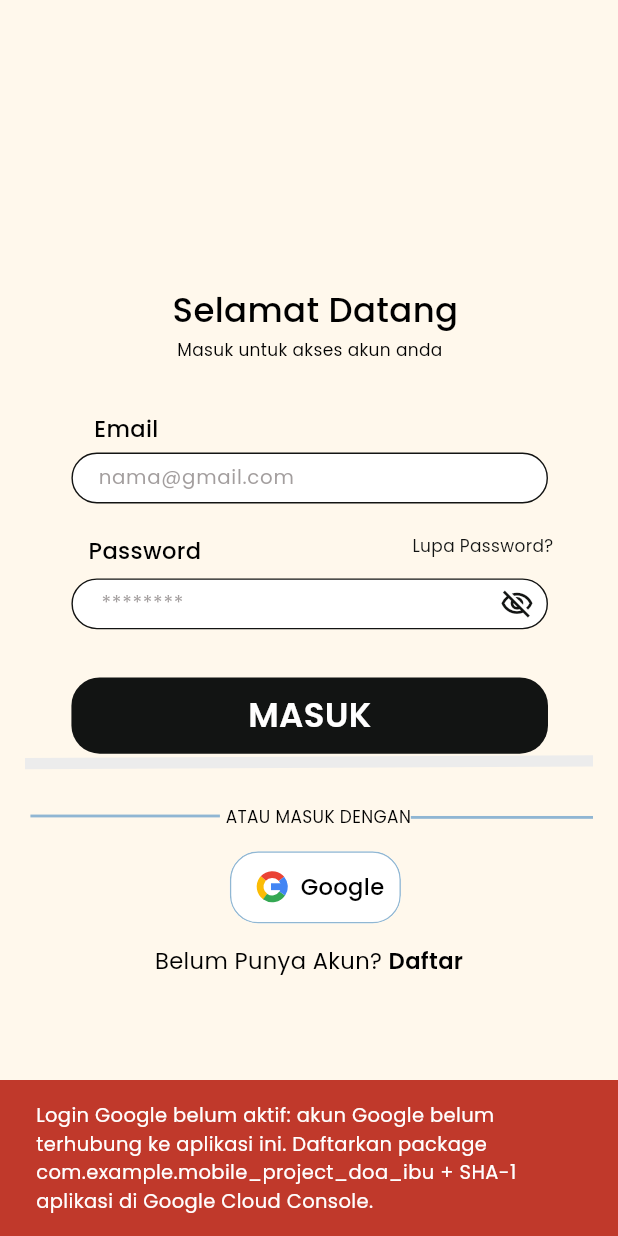
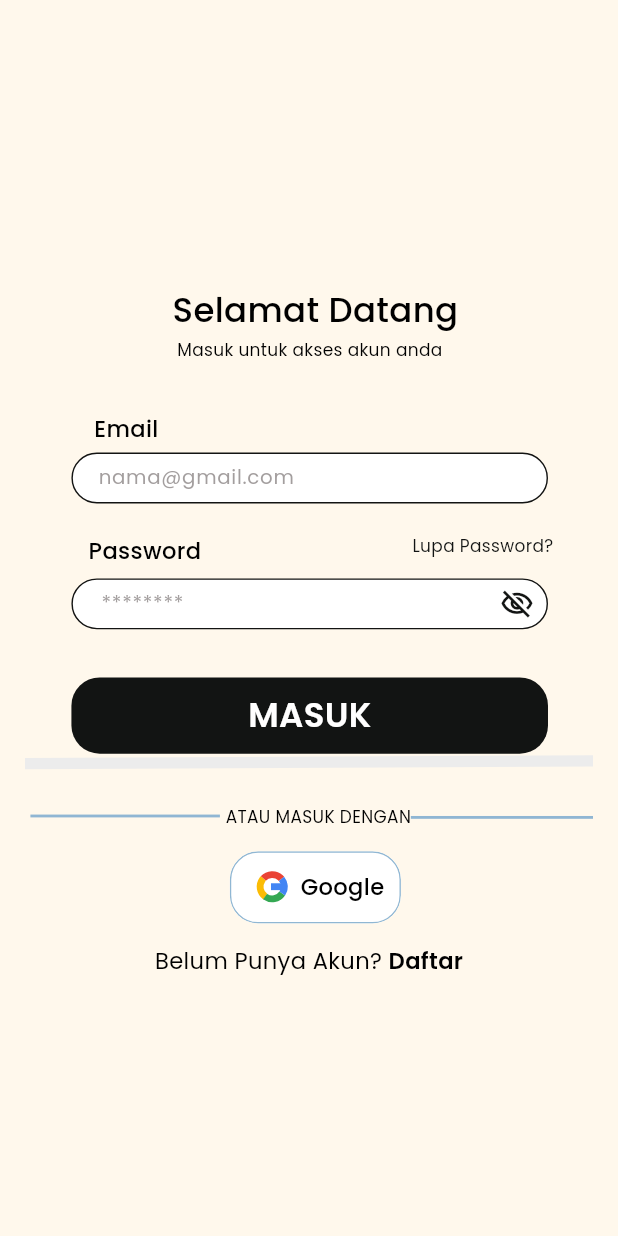
Before and after one commit to AryasatyaAlfian/Mobile-Project-Travel-Doa-Ibu, a Flutter app: the LoginPage screen opened directly with empty values, after a tap on "Google", on a phone screen of 412 x 824 dp. Run offline on Flutter 3.47's test engine with Material 3 defaults, Android fonts, the phone set to English and light mode, and no system bars; our stand-ins replace flutter_local_notifications, flutter_map, google_fonts, google_sign_in, latlong2; missing offline and left inert: dart:html; accounts and stored records are empty; network calls fail.

Commit message:
fix(auth,test): batalkan login Google secara diam-diam + selaraskan uji lebar konten
- login_page: token null = jemaah menutup pemilih akun (silent), sama seperti
  register_page; kegagalan konfigurasi OAuth tetap muncul sebagai
  GoogleAuthException dengan pesan spesifik
- responsive_layout_test: ekspektasi lebar kolom memakai
  Breakpoints.contentMaxWidth(classify(width)) sesuai perilaku shell sekarang

```diff
--- a/lib/ui/login_page.dart
+++ b/lib/ui/login_page.dart
@@ -145,10 +145,9 @@ class _LoginPageState extends State<LoginPage> {
           .authenticateIdToken();
       if (!mounted) return;
       if (idToken == null) {
-        // Akun dipilih tetapi Google tidak mengembalikan token: biasanya karena
-        // Android OAuth client (package + SHA-1) belum terdaftar di project yang sama.
-        _showError('Login Google belum aktif: akun Google belum terhubung ke aplikasi ini. '
-            'Daftarkan package com.example.mobile_project_doa_ibu + SHA-1 aplikasi di Google Cloud Console.');
+        // Jemaah menutup pemilih akun Google: batalkan diam-diam seperti
+        // RegisterPage. Kegagalan konfigurasi OAuth datang sebagai
+        // GoogleAuthException, bukan sebagai token null.
         return;
       }
       final user = await widget.api.loginWithGoogle(idToken);
```
Also changed, not shown: 1 other file.
